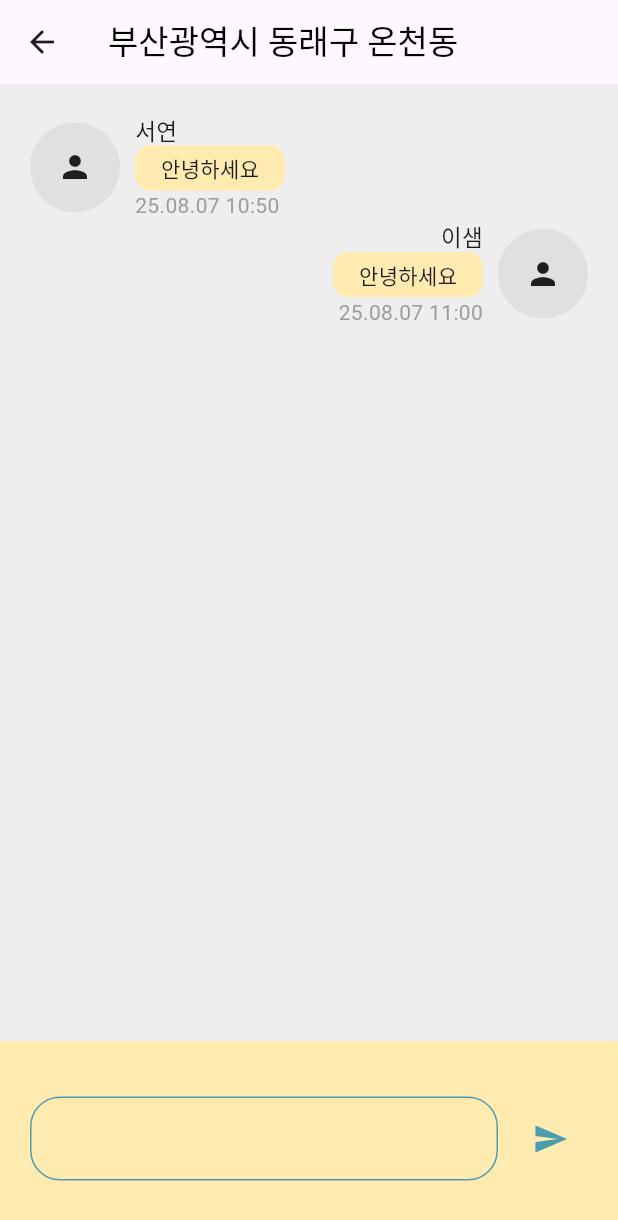
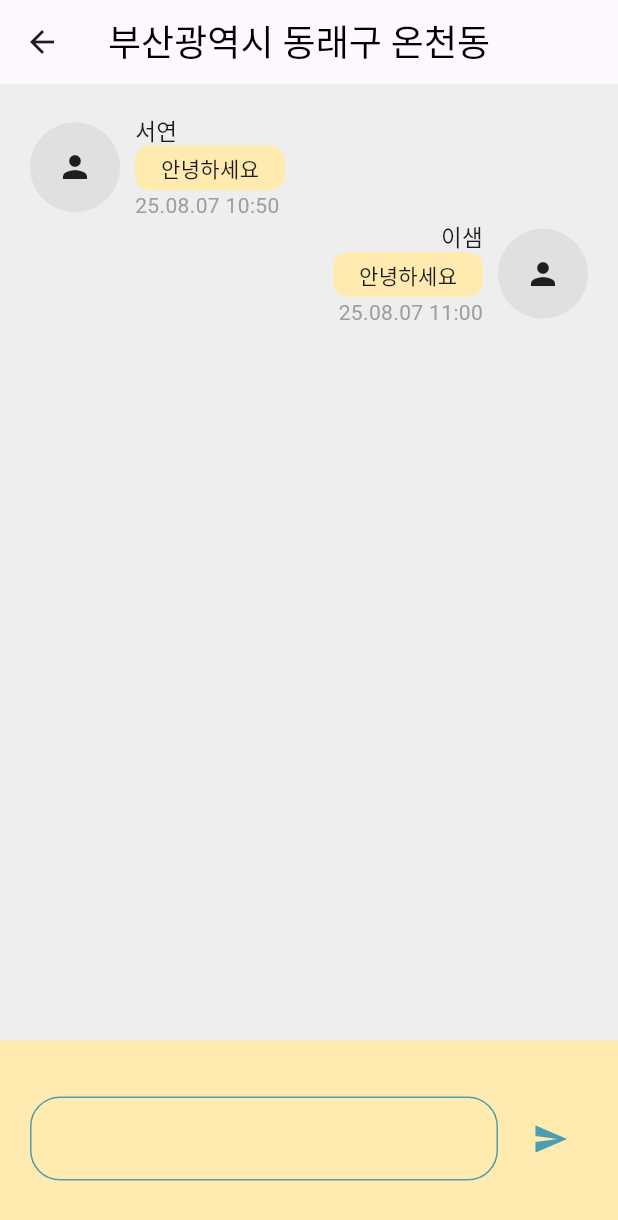
Before and after one commit to seoyeon-haru/flutter_dongneon_app, a Flutter app: the ChatPage screen opened directly, on a phone screen of 412 x 824 dp. Shown: the top 1220 px of the screen. Run offline on Flutter 3.47's test engine with Material 3 defaults, Android fonts, the phone set to English and light mode, and no system bars; Roboto replaces fonts that are missing (Jua).

Commit message:
refactor: TextStyle 변경

```diff
--- a/lib/screens/chat/chat_page.dart
+++ b/lib/screens/chat/chat_page.dart
@@ -1,6 +1,7 @@
 import 'package:flutter/material.dart';
 import 'package:project03/screens/chat/widgets/chat_bottom_page.dart';
 import 'package:project03/screens/chat/widgets/chat_content_page.dart';
+import 'package:project03/utils/app_theme.dart';
 import '../../models/user_state.dart';
 
 class ChatPage extends StatelessWidget {
@@ -16,13 +17,9 @@ class ChatPage extends StatelessWidget {
       child: Scaffold(
         appBar: AppBar(
           centerTitle: false,
-          title: const Text(
+          title: Text(
             '부산광역시 동래구 온천동',
-            style: TextStyle(
-              fontFamily: 'Jua',
-              fontSize: 22,
-              color: Color(0xFF000000),
-            ),
+            style: AppTextStyles.title
           ),
         ),
         body: Column(
```
